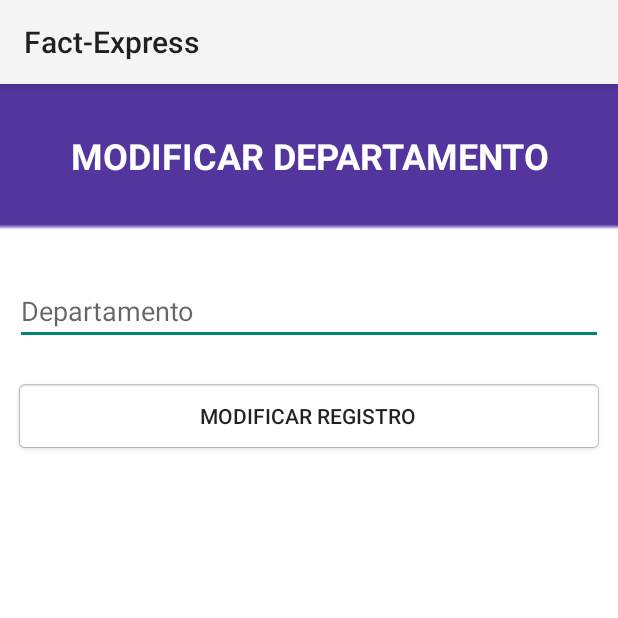
After one commit to wapeton668/PROYECTO-DL, an Android app: the Editar_Departamento screen opened directly, with no data from a screen before it, on a phone screen of 412 x 824 dp, the top half of it. The commit adds this screen. Run offline under Robolectric (Android 15) with nearby library versions, the phone set to English and light mode, and no system bars; 4 statements that could not run were skipped.

```diff
--- a/app/src/main/AndroidManifest.xml
+++ b/app/src/main/AndroidManifest.xml
@@ -9,7 +9,8 @@
         android:roundIcon="@mipmap/ic_launcher_round"
         android:supportsRtl="true"
         android:theme="@style/Theme.Design.Light">
-        <activity android:name=".Actividades.Listar_Ciudad"></activity>
+        <activity android:name=".Actividades.Editar_Departamento"></activity>
+        <activity android:name=".Actividades.Listar_Ciudad" />
         <activity android:name=".Actividades.Opciones_Mantenimiento" />
         <activity android:name=".Actividades.Listar_Departamento" />
         <activity android:name=".Actividades.MenuPrincipal" />
--- /dev/null
+++ b/app/src/main/java/com/example/latinodistribuidora/Actividades/Editar_Departamento.java
@@ -0,0 +1,76 @@
+package com.example.latinodistribuidora.Actividades;
+
+import androidx.appcompat.app.AppCompatActivity;
+
+import android.content.ContentValues;
+import android.content.Intent;
+import android.database.Cursor;
+import android.os.Bundle;
+import android.view.View;
+import android.widget.EditText;
+import android.widget.Toast;
+
+import com.example.latinodistribuidora.CRUD.Access_Departamentos;
+import com.example.latinodistribuidora.CRUD.Access_Usuarios;
+import com.example.latinodistribuidora.R;
+
+public class Editar_Departamento extends AppCompatActivity {
+    private int departamentoEditar;
+    private EditText departamento;
+
+    @Override
+    protected void onCreate(Bundle savedInstanceState) {
+        super.onCreate(savedInstanceState);
+        setContentView(R.layout.activity_editar_departamento);
+        Bundle extras = this.getIntent().getExtras();
+        if(extras!=null){
+            departamentoEditar = extras.getInt("iddepartamento");
+        }
+        departamento = findViewById(R.id.id_depmodifc);
+
+        reflejarCampos();
+    }
+    public void reflejarCampos(){
+        Access_Departamentos db = Access_Departamentos.getInstance(getApplicationContext());
+        db.openReadable();
+        Cursor c = db.getDepartamento_a_Modificar(departamentoEditar);
+        try {
+            if(c.moveToNext()){
+                departamento.setText(c.getString(1));
+
+            }
+        }finally {}
+    }
+    public void Modificar(View v){
+        if(departamento.getText().toString().trim().isEmpty()){
+            departamento.requestFocus();
+        }else{
+            Access_Departamentos db = Access_Departamentos.getInstance(getApplicationContext());
+            db.openWritable();
+            ContentValues values = new ContentValues();
+            values.put("departamento",departamento.getText().toString());
+            long respuesta =db.ActualizarDepartamento(values, departamentoEditar);
+            db.close();
+            if(respuesta >0){
+                Toast.makeText(this, "Modificación realizada exitosamente", Toast.LENGTH_LONG).show();
+                Limpiar_y_volver_a_Lista();
+            }else{
+                Toast.makeText(this, "Ocurrio un error", Toast.LENGTH_LONG).show();
+            }
+        }
+    }
+    public void Limpiar_y_volver_a_Lista(){
+        Intent i = new Intent(getApplicationContext(), Listar_Departamento.class);
+        startActivity(i);
+        departamento.setText("");
+        finish();
+    }
+
+    @Override
+    public void onBackPressed() {
+        super.onBackPressed();
+        Intent i = new Intent(this, Listar_Departamento.class);
+        startActivity(i);
+        finish();
+    }
+}
--- a/app/src/main/java/com/example/latinodistribuidora/Actividades/Listar_Departamento.java
+++ b/app/src/main/java/com/example/latinodistribuidora/Actividades/Listar_Departamento.java
@@ -77,10 +77,11 @@ public class Listar_Departamento extends AppCompatActivity {
                 mode.finish();
             } else if (item.getItemId() == R.id.item_modificar) {
                 Departamentos departamentos = lista.get(departamentoseleccionado);
-                Intent in = new Intent(getApplicationContext(), Editar_Usuario.class);
+                Intent in = new Intent(getApplicationContext(), Editar_Departamento.class);
                 in.putExtra("iddepartamento", departamentos.getIddepartamento());
                 startActivity(in);
                 mode.finish();
+                finish();
             }
             return false;
         }
--- a/app/src/main/java/com/example/latinodistribuidora/Actividades/Listar_Usuario.java
+++ b/app/src/main/java/com/example/latinodistribuidora/Actividades/Listar_Usuario.java
@@ -80,6 +80,7 @@ public class Listar_Usuario extends AppCompatActivity {
                 in.putExtra("idusuario", usu.getIdusuario());
                 startActivity(in);
                 mode.finish();
+                finish();
             }
             return false;
         }
--- /dev/null
+++ b/app/src/main/res/layout/activity_editar_departamento.xml
@@ -0,0 +1,62 @@
+<?xml version="1.0" encoding="utf-8"?>
+<androidx.constraintlayout.widget.ConstraintLayout xmlns:android="http://schemas.android.com/apk/res/android"
+    xmlns:app="http://schemas.android.com/apk/res-auto"
+    xmlns:tools="http://schemas.android.com/tools"
+    android:layout_width="match_parent"
+    android:layout_height="match_parent"
+    android:background="@drawable/background_activity"
+    tools:context=".Actividades.Editar_Departamento">
+
+    <LinearLayout
+        android:layout_width="match_parent"
+        android:layout_height="match_parent"
+        android:orientation="vertical">
+
+        <TextView
+            android:id="@+id/textView8"
+            android:layout_width="match_parent"
+            android:layout_height="95dp"
+            android:gravity="center"
+            android:text="MODIFICAR DEPARTAMENTO"
+            android:textColor="@color/white"
+            android:textSize="24sp"
+            android:textStyle="bold" />
+
+        <Space
+            android:layout_width="match_parent"
+            android:layout_height="23dp" />
+
+        <LinearLayout
+            android:layout_width="match_parent"
+            android:layout_height="match_parent"
+            android:orientation="vertical"
+            android:padding="10dp"
+            android:paddingStart="10dp"
+            android:paddingLeft="10dp"
+            android:paddingTop="10dp"
+            android:paddingEnd="10dp"
+            android:paddingRight="10dp"
+            android:paddingBottom="10dp">
+
+            <EditText
+                android:id="@+id/id_depmodifc"
+                android:layout_width="match_parent"
+                android:layout_height="wrap_content"
+                android:ems="10"
+                android:hint="Departamento"
+                android:inputType="textPersonName" />
+
+            <Space
+                android:layout_width="match_parent"
+                android:layout_height="23dp" />
+
+            <Button
+                android:id="@+id/id_btnmoddepart"
+                android:layout_width="match_parent"
+                android:layout_height="wrap_content"
+                android:background="@android:drawable/editbox_background"
+                android:onClick="Modificar"
+                android:text="@string/btnmodificar" />
+        </LinearLayout>
+    </LinearLayout>
+</androidx.constraintlayout.widget.ConstraintLayout>
--- a/app/src/main/res/layout/activity_editar_usuario.xml
+++ b/app/src/main/res/layout/activity_editar_usuario.xml
@@ -132,7 +132,7 @@
                 android:layout_height="match_parent"
                 android:background="@android:drawable/editbox_background"
                 android:onClick="Modificar"
-                android:text="GUARDAR MODIFICACIÓN" />
+                android:text="@string/btnmodificar" />
 
         </LinearLayout>
 
--- a/app/src/main/res/layout/activity_listar_departamento.xml
+++ b/app/src/main/res/layout/activity_listar_departamento.xml
@@ -28,7 +28,7 @@
 
         <Space
             android:layout_width="match_parent"
-            android:layout_height="13dp" />
+            android:layout_height="21dp" />
 
         <ListView
             android:id="@+id/id_lista_departamento"
```
Also changed, not shown: app/src/main/java/com/example/latinodistribuidora/Actividades/Editar_Usuario.java (+8 -0 lines), app/src/main/res/layout/activity_listar_usuarios.xml (+10 -9 lines), app/src/main/res/values/strings.xml (+3 -8 lines).
